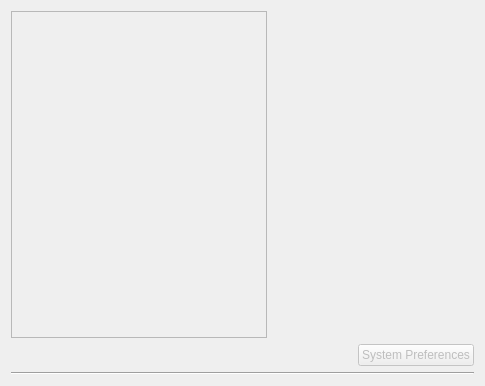
Before: the Qt Designer form printer-manager-kcm/PrintKCM.ui in KDE/print-manager, drawn with Qt 5.
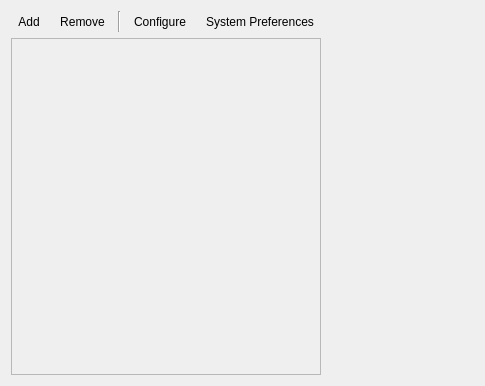
After: the same form once the commit is applied. Custom widgets are drawn as their Qt base class.

Commit message: Move the Tool Buttons to the top

The edit to the form file:
```diff
--- a/printer-manager-kcm/PrintKCM.ui
+++ b/printer-manager-kcm/PrintKCM.ui
@@ -11,7 +11,27 @@
    </rect>
   </property>
   <layout class="QGridLayout" name="gridLayout">
-   <item row="0" column="0" colspan="2">
+   <item row="1" column="5" colspan="2">
+    <widget class="QScrollArea" name="scrollArea">
+     <property name="frameShape">
+      <enum>QFrame::NoFrame</enum>
+     </property>
+     <property name="widgetResizable">
+      <bool>true</bool>
+     </property>
+     <widget class="QWidget" name="scrollAreaWidgetContents">
+      <property name="geometry">
+       <rect>
+        <x>0</x>
+        <y>0</y>
+        <width>162</width>
+        <height>351</height>
+       </rect>
+      </property>
+     </widget>
+    </widget>
+   </item>
+   <item row="1" column="0" colspan="5">
     <widget class="QTreeView" name="printersTV">
      <property name="enabled">
       <bool>false</bool>
@@ -39,84 +59,67 @@
      </property>
     </widget>
    </item>
-   <item row="0" column="2" colspan="2">
-    <widget class="QScrollArea" name="scrollArea">
-     <property name="frameShape">
-      <enum>QFrame::NoFrame</enum>
+   <item row="0" column="0">
+    <widget class="QToolButton" name="addTB">
+     <property name="text">
+      <string>Add</string>
      </property>
-     <property name="widgetResizable">
+     <property name="toolButtonStyle">
+      <enum>Qt::ToolButtonTextUnderIcon</enum>
+     </property>
+     <property name="autoRaise">
       <bool>true</bool>
      </property>
-     <widget class="QWidget" name="scrollAreaWidgetContents">
-      <property name="geometry">
-       <rect>
-        <x>0</x>
-        <y>0</y>
-        <width>217</width>
-        <height>343</height>
-       </rect>
-      </property>
-     </widget>
-    </widget>
+    </widget>
    </item>
-   <item row="4" column="0" colspan="4">
-    <widget class="Line" name="line">
-     <property name="orientation">
-      <enum>Qt::Horizontal</enum>
+   <item row="0" column="1">
+    <widget class="QToolButton" name="removeTB">
+     <property name="text">
+      <string>Remove</string>
      </property>
-    </widget>
-   </item>
-   <item row="2" column="2">
-    <spacer name="horizontalSpacer_2">
-     <property name="orientation">
-      <enum>Qt::Horizontal</enum>
+     <property name="toolButtonStyle">
+      <enum>Qt::ToolButtonTextUnderIcon</enum>
      </property>
-     <property name="sizeHint" stdset="0">
-      <size>
-       <width>180</width>
-       <height>20</height>
-      </size>
+     <property name="autoRaise">
+      <bool>true</bool>
      </property>
-    </spacer>
+    </widget>
    </item>
-   <item row="2" column="3">
-    <widget class="QPushButton" name="preferencesPB">
-     <property name="enabled">
-      <bool>false</bool>
-     </property>
+   <item row="0" column="4">
+    <widget class="QToolButton" name="systemPreferencesTB">
      <property name="text">
       <string>System Preferences</string>
      </property>
+     <property name="toolButtonStyle">
+      <enum>Qt::ToolButtonTextUnderIcon</enum>
+     </property>
+     <property name="autoRaise">
+      <bool>true</bool>
+     </property>
     </widget>
    </item>
-   <item row="2" column="0">
-    <widget class="KToolBar" name="toolBar"/>
+   <item row="0" column="3">
+    <widget class="QToolButton" name="configureTB">
+     <property name="text">
+      <string>Configure</string>
+     </property>
+     <property name="toolButtonStyle">
+      <enum>Qt::ToolButtonTextUnderIcon</enum>
+     </property>
+     <property name="autoRaise">
+      <bool>true</bool>
+     </property>
+    </widget>
    </item>
-   <item row="2" column="1">
-    <spacer name="horizontalSpacer">
+   <item row="0" column="2">
+    <widget class="Line" name="line">
      <property name="orientation">
-      <enum>Qt::Horizontal</enum>
+      <enum>Qt::Vertical</enum>
      </property>
-     <property name="sizeType">
-      <enum>QSizePolicy::Ignored</enum>
-     </property>
-     <property name="sizeHint" stdset="0">
-      <size>
-       <width>65</width>
-       <height>19</height>
-      </size>
-     </property>
-    </spacer>
+    </widget>
    </item>
   </layout>
  </widget>
- <customwidgets>
-  <customwidget>
-   <class>KToolBar</class>
-   <extends>QToolBar</extends>
-   <header location="global">KToolBar</header>
-  </customwidget>
- </customwidgets>
  <resources/>
  <connections/>
 </ui>
```
The commit also changes 5 other files.
